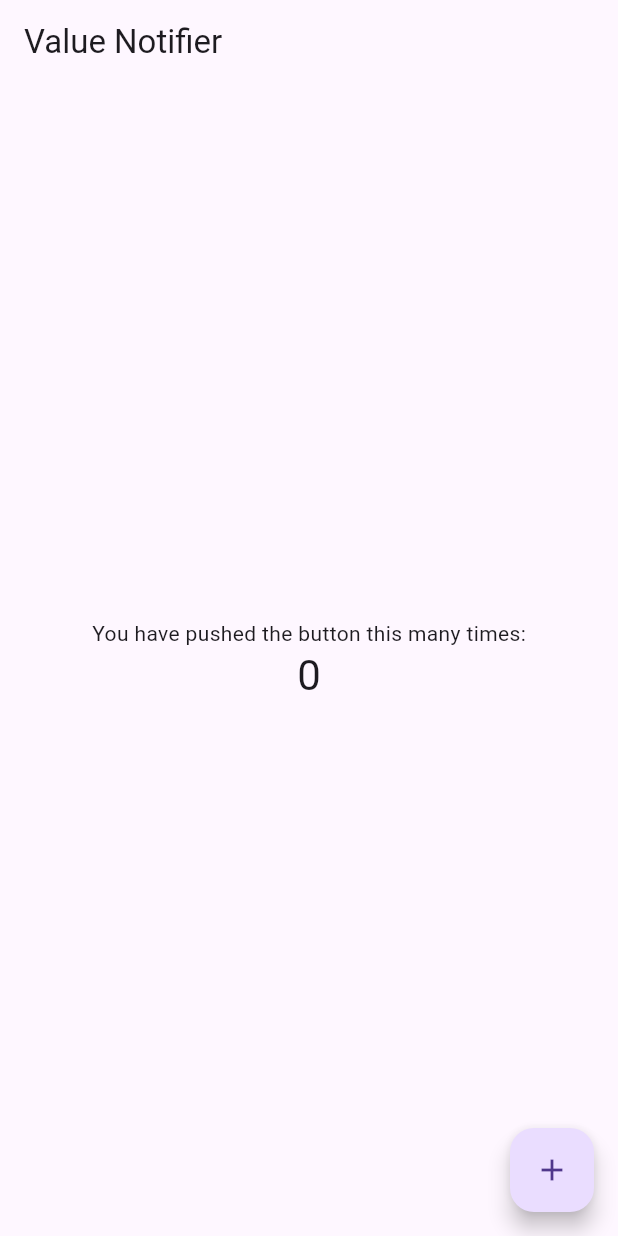
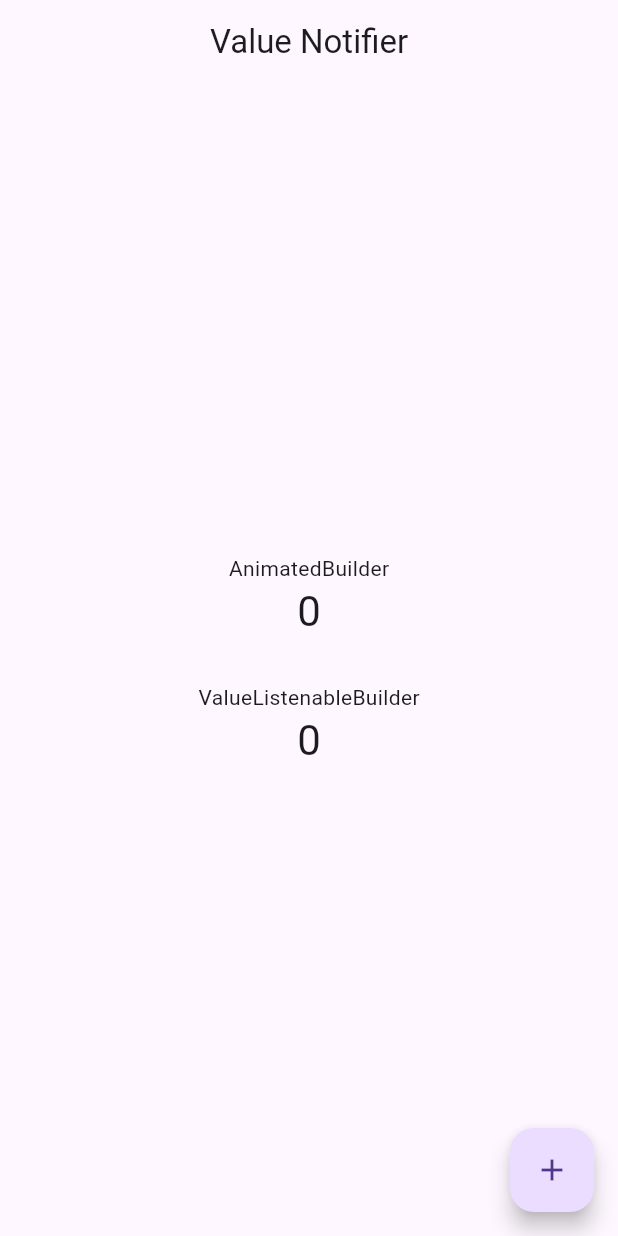
Before and after one commit to rodrigodittrich/flutter_value_notifier, a Flutter app: the screen it shows after launch, on a phone screen of 412 x 824 dp. Run offline on Flutter 3.47's test engine with Material 2 defaults, Android fonts, the light colour scheme and no system bars.

Commit message:
AnimatedBuilder / ValueListenableBuilder

```diff
--- /dev/null
+++ b/value_notifier/lib/app/counter_controller.dart
@@ -0,0 +1,7 @@
+import 'package:flutter/cupertino.dart';
+
+class CounterController extends ValueNotifier<int> {
+  CounterController() : super(0);
+
+  increment() => value++;
+}
--- a/value_notifier/lib/app/home_page.dart
+++ b/value_notifier/lib/app/home_page.dart
@@ -1,4 +1,5 @@
 import 'package:flutter/material.dart';
+import 'package:value_notifier/app/counter_controller.dart';
 
 class HomePage extends StatefulWidget {
   const HomePage({Key? key}) : super(key: key);
@@ -8,36 +9,44 @@ class HomePage extends StatefulWidget {
 }
 
 class _HomePageState extends State<HomePage> {
-  int _counter = 0;
-
-  void _incrementCounter() {
-    setState(() {
-      _counter++;
-    });
-  }
+  final _counter = CounterController();
 
   @override
   Widget build(BuildContext context) {
     return Scaffold(
       appBar: AppBar(
-        title: const Text("Value Notifier"),
+        title: const Center(child: Text("Value Notifier")),
       ),
       body: Center(
         child: Column(
           mainAxisAlignment: MainAxisAlignment.center,
           children: <Widget>[
-            const Text(
-              'You have pushed the button this many times:',
+            const Text('AnimatedBuilder'),
+            AnimatedBuilder(
+              animation: _counter,
+              builder: (context, child) {
+                return Text(
+                  '${_counter.value}',
+                  style: Theme.of(context).textTheme.headline4,
+                );
+              }
             ),
-            Text(
-              '$_counter',
-              style: Theme.of(context).textTheme.headline4,
-            ),
+            const SizedBox(height: 30),
+            const Text('ValueListenableBuilder'),
+            ValueListenableBuilder(
+              valueListenable: _counter,
+              builder: (context, value, child){
+                return Text(
+                  '$value',
+                  style: Theme.of(context).textTheme.headline4,
+                );
+              }
+            )
           ],
         ),
       ),
       floatingActionButton: FloatingActionButton(
-        onPressed: _incrementCounter,
+        onPressed: _counter.increment,
         tooltip: 'Increment',
         child: const Icon(Icons.add),
       ),
```
